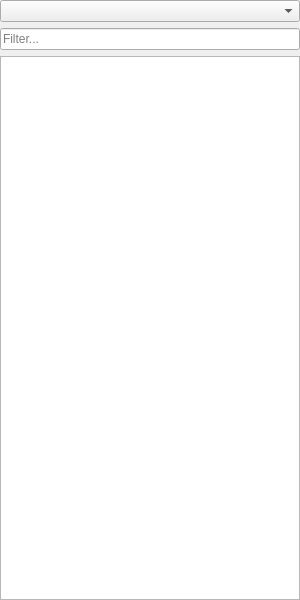
This is Include/icmpstr/CComponentTreeComp.ui in ImagingTools/AcfSln as Qt 5 draws it before an edit. The edited form follows.
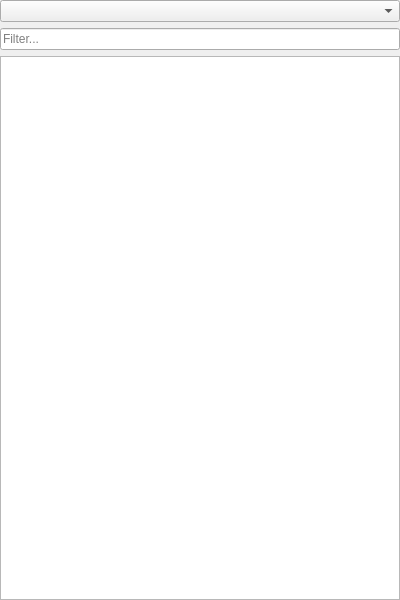
This is the edited form. Icons and pictures are not drawn.

Commit message:
Increase Compositor left and right dock widget widths by 100 pixels
Set minimumSize width on all dock content widget .ui files:
- CAttributeEditorComp.ui: 229 -> 329px
- CComponentTreeComp.ui: 300 -> 400px
- CPackageOverviewComp.ui: 606 -> 706px
- CQuickHelpGuiComp.ui: 400 -> 500px
- CComponentNoteEditorComp.ui: 541 -> 641px

Agent-Logs-Url: https://github.com/ImagingTools/AcfSln/sessions/a27e71c8-be7a-492b-bcff-4a0b895a522e

```diff
--- a/Include/icmpstr/CComponentTreeComp.ui
+++ b/Include/icmpstr/CComponentTreeComp.ui
@@ -6,10 +6,16 @@
    <rect>
     <x>0</x>
     <y>0</y>
-    <width>300</width>
+    <width>400</width>
     <height>600</height>
    </rect>
   </property>
+  <property name="minimumSize">
+   <size>
+    <width>400</width>
+    <height>0</height>
+   </size>
+  </property>
   <property name="windowTitle">
    <string>Component Tree</string>
   </property>
```
The commit also changes 4 other files.
